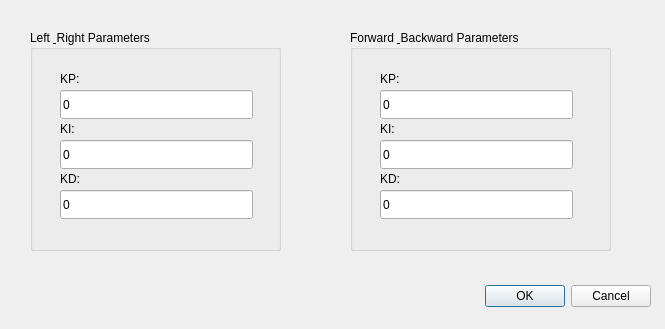
ITE-5th/object-tracking-robot, file desktop/pid_dialog.ui: the form before one commit.
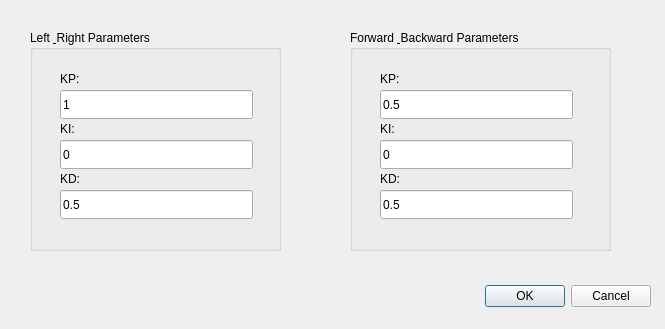
The form after the commit.

Patch:
```diff
--- a/desktop/pid_dialog.ui
+++ b/desktop/pid_dialog.ui
@@ -64,7 +64,7 @@
      </rect>
     </property>
     <property name="text">
-     <string>0</string>
+     <string>0.5</string>
     </property>
     <property name="placeholderText">
      <string>Maximum Area</string>
@@ -106,7 +106,7 @@
      </rect>
     </property>
     <property name="text">
-     <string>0</string>
+     <string>1</string>
     </property>
     <property name="placeholderText">
      <string>Minimum Area</string>
@@ -177,7 +177,7 @@
      </rect>
     </property>
     <property name="text">
-     <string>0</string>
+     <string>0.5</string>
     </property>
     <property name="placeholderText">
      <string>Maximum Area</string>
@@ -206,7 +206,10 @@
      </rect>
     </property>
     <property name="text">
-     <string>0</string>
+     <string>0.5</string>
+    </property>
+    <property name="cursorPosition">
+     <number>3</number>
     </property>
     <property name="placeholderText">
      <string>Minimum Area</string>
```
Left out of the diff: 6 changed lines with no effect on the pictures.
